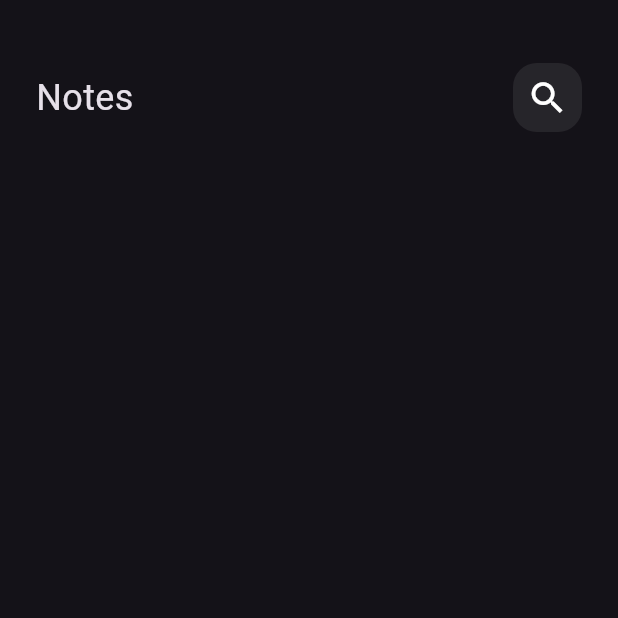
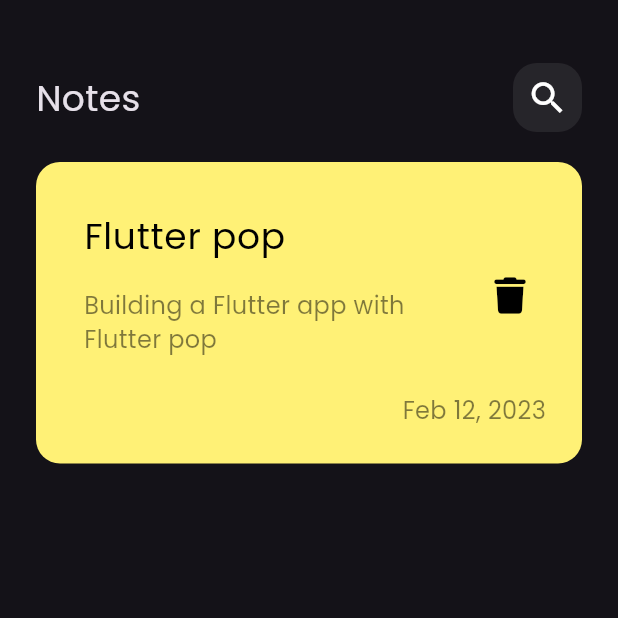
Before and after one commit to Dev-Abdelazim/notes-app, a Flutter app: the screen it shows after launch, on a phone screen of 412 x 824 dp, the top half of it. Run offline on Flutter 3.47's test engine with Material 3 defaults, Android fonts, the phone set to English and light mode, and no system bars; our stand-ins replace font_awesome_flutter.

Commit message:
create custom note item, add custom font family, add assets and fonts folder.

```diff
--- a/lib/main.dart
+++ b/lib/main.dart
@@ -11,7 +11,10 @@ class NotesApp extends StatelessWidget {
   @override
   Widget build(BuildContext context) {
     return MaterialApp(
-      theme: ThemeData.dark(),
+      theme: ThemeData(
+        brightness: Brightness.dark,
+        fontFamily: 'Poppins',
+      ),
       home: const NotesView(),
     );
   }
--- /dev/null
+++ b/lib/widgets/custom_note_item.dart
@@ -0,0 +1,55 @@
+import 'package:flutter/material.dart';
+import 'package:font_awesome_flutter/font_awesome_flutter.dart';
+
+class CustomNoteItem extends StatelessWidget {
+  const CustomNoteItem({super.key});
+
+  @override
+  Widget build(BuildContext context) {
+    return Container(
+      padding: const EdgeInsets.only(top: 24, bottom: 24, left: 16),
+      decoration: BoxDecoration(
+        color: Colors.yellow.shade300,
+        borderRadius: BorderRadius.circular(16),
+      ),
+      child: Column(
+        crossAxisAlignment: CrossAxisAlignment.end,
+        children: [
+          ListTile(
+            title: const Text(
+              'Flutter pop',
+              style: TextStyle(fontSize: 24, color: Colors.black),
+            ),
+            subtitle: Padding(
+              padding: const EdgeInsets.symmetric(vertical: 16),
+              child: Text(
+                'Building a Flutter app with Flutter pop',
+                style: TextStyle(
+                  fontSize: 16,
+                  color: Colors.black.withOpacity(0.5),
+                ),
+              ),
+            ),
+            trailing: IconButton(
+              onPressed: () {},
+              icon: const Icon(
+                FontAwesomeIcons.trash,
+                color: Colors.black,
+              ),
+            ),
+          ),
+          Padding(
+            padding: const EdgeInsets.only(right: 24),
+            child: Text(
+              'Feb 12, 2023',
+              style: TextStyle(
+                fontSize: 16,
+                color: Colors.black.withOpacity(0.5),
+              ),
+            ),
+          )
+        ],
+      ),
+    );
+  }
+}
--- a/lib/widgets/notes_view_body.dart
+++ b/lib/widgets/notes_view_body.dart
@@ -1,5 +1,6 @@
 import 'package:flutter/material.dart';
 import 'package:notes_app/widgets/custom_appbar.dart';
+import 'package:notes_app/widgets/custom_note_item.dart';
 
 class NotesViewBody extends StatelessWidget {
   const NotesViewBody({super.key});
@@ -7,11 +8,16 @@ class NotesViewBody extends StatelessWidget {
   @override
   Widget build(BuildContext context) {
     return const Padding(
-        padding: EdgeInsets.symmetric(horizontal: 24),
-        child: Column(
-          children: [
-            CustomAppBar(),
-          ],
-        ));
+      padding: EdgeInsets.symmetric(horizontal: 24),
+      child: Column(
+        children: [
+          CustomAppBar(),
+          SizedBox(
+            height: 20,
+          ),
+          CustomNoteItem(),
+        ],
+      ),
+    );
   }
 }
```
Also changed, not shown: pubspec.yaml (+5 -4 lines), assets/fonts/Poppins-Regular.ttf (added), pubspec.lock.
